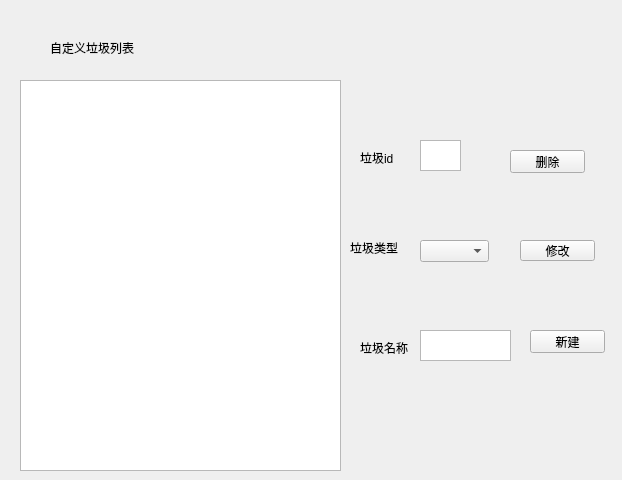
Before: the Qt Designer form func1/func1/customdic.ui in ludan0414/LaLaLa, drawn with Qt 5.
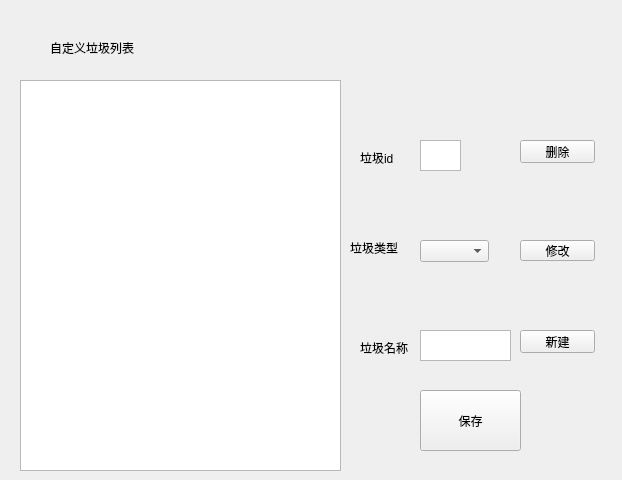
After: the same form once the commit is applied.

```diff
--- a/func1/func1/customdic.ui
+++ b/func1/func1/customdic.ui
@@ -42,8 +42,8 @@
   <widget class="QPushButton" name="delete_2">
    <property name="geometry">
     <rect>
-     <x>510</x>
-     <y>150</y>
+     <x>520</x>
+     <y>140</y>
      <width>75</width>
      <height>23</height>
     </rect>
@@ -134,7 +134,7 @@
   <widget class="QPushButton" name="new_2">
    <property name="geometry">
     <rect>
-     <x>530</x>
+     <x>520</x>
      <y>330</y>
      <width>75</width>
      <height>23</height>
@@ -144,6 +144,19 @@
     <string>新建</string>
    </property>
   </widget>
+  <widget class="QPushButton" name="save">
+   <property name="geometry">
+    <rect>
+     <x>420</x>
+     <y>390</y>
+     <width>101</width>
+     <height>61</height>
+    </rect>
+   </property>
+   <property name="text">
+    <string>保存</string>
+   </property>
+  </widget>
  </widget>
  <resources/>
  <connections/>
```
